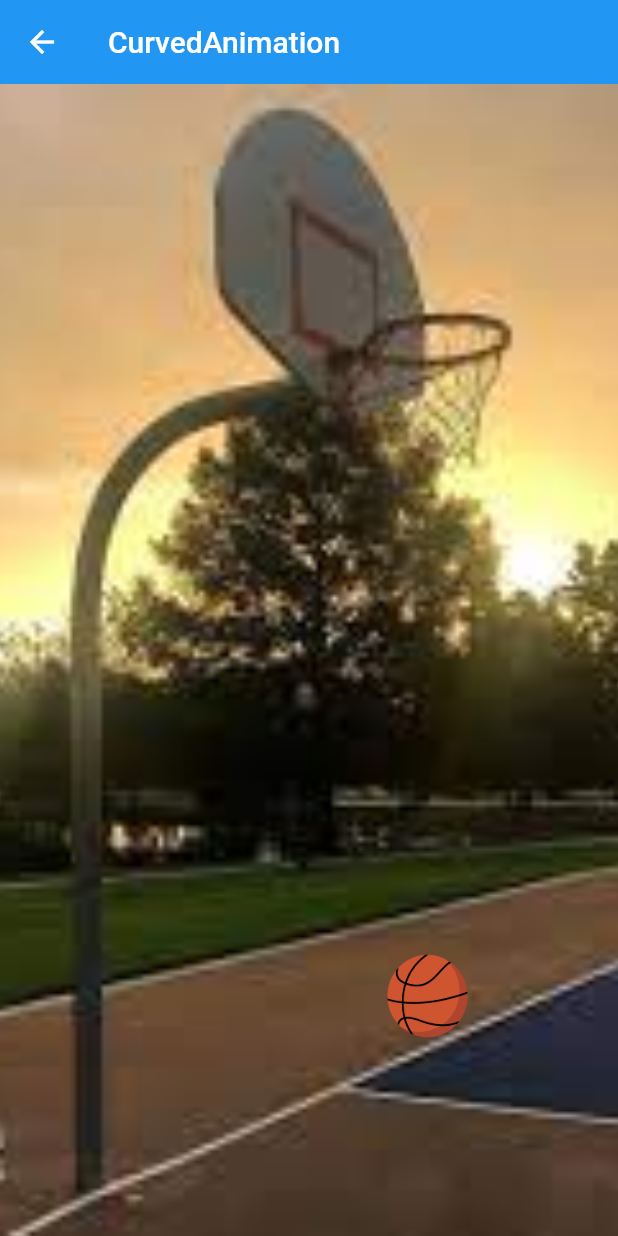
After one commit to codprincess/flutter_base, a Flutter app: the CurvedAnimationPage screen opened by its route, on a phone screen of 412 x 824 dp. The commit adds this screen. Run offline on Flutter 3.47's test engine with Material 2 defaults, Android fonts, the phone set to English and light mode, and no system bars; our stand-ins replace shared_preferences; missing offline and left inert: fancy_bottom_navigation_2; accounts and stored records are empty.

Commit message:
CurvedAnimation

```diff
--- a/lib/AnimationPage.dart
+++ b/lib/AnimationPage.dart
@@ -20,6 +20,7 @@ class _AnimationPageState extends State<AnimationPage> with SingleTickerProvider
       lowerBound: 400,
 
     );
+
     _controller.addListener(() {
       setState(() {
 
--- /dev/null
+++ b/lib/CurvedAnimationPage.dart
@@ -0,0 +1,61 @@
+import 'package:flutter/material.dart';
+
+class CurvedAnimationPage extends StatefulWidget {
+  const CurvedAnimationPage({Key? key}) : super(key: key);
+
+  @override
+  State<CurvedAnimationPage> createState() => _CurvedAnimationPageState();
+}
+
+class _CurvedAnimationPageState extends State<CurvedAnimationPage> with SingleTickerProviderStateMixin {
+  late AnimationController _controller;
+  late Animation<double> _animation;
+  @override
+  void initState() {
+    // TODO: implement initState
+    super.initState();
+    _controller = AnimationController(
+      duration: const Duration(milliseconds: 500),
+      vsync: this
+    );
+    //通过CurvedAnimation来指定动画的曲线
+    final curvedAnimation = CurvedAnimation(
+      parent: _controller,
+      curve: Curves.fastOutSlowIn
+    );
+    //通过Tween来生成不同的区间范围值，Tween不保存任何状态，它只是起始值的变换函数。
+    _animation = Tween<double>(begin:600 ,end: 400).animate(curvedAnimation);
+    _controller.addListener(() {
+      //监听插值变化
+      setState(() {
+        //print(_animation.value);
+      });
+    });
+   _controller.repeat(reverse: true);
+  }
+  @override
+  Widget build(BuildContext context) {
+    return Scaffold(
+      appBar: AppBar(title: const Text('CurvedAnimation'),),
+      body: Stack(
+        children: [
+          Image.asset(
+            'images/qiuc.jpeg',
+            fit: BoxFit.cover,
+            height: double.infinity,
+            width: double.infinity,
+          ),
+          Transform.translate(
+            offset:  Offset(250,_animation.value),//改变y的偏移量
+            child: Image.asset(
+              'images/qiu.png',
+              fit: BoxFit.contain,
+              height: 70,
+              width: 70,
+            ),
+          )
+        ],
+      ),
+    );
+  }
+}
--- a/lib/main.dart
+++ b/lib/main.dart
@@ -44,6 +44,7 @@ import 'package:flutter_base/showBottomSheetPage.dart';
 import 'package:provider/provider.dart';
 import 'package:shared_preferences/shared_preferences.dart';
 import 'AnimationPage.dart';
+import 'CurvedAnimationPage.dart';
 import 'CustomScrollViewPage.dart';
 import 'DatePickerPage.dart';
 import 'DatePickerPage2.dart';
@@ -172,7 +173,8 @@ class _MyAppState extends State<MyApp> {
               'GestureDetector_page':(context)=>GestureDetectorPage(),
               'GestureRecognizer_Page':(context)=>GestureRecognizerPage(),
               'Animation_Page':(context)=>AnimationPage(),
-              'Curve_page':(context)=>CurvePage()
+              'Curve_page':(context)=>CurvePage(),
+              'CurvedAnimation_Page':(context)=>CurvedAnimationPage()
             },
           );
         },
@@ -549,6 +551,13 @@ class _MyHomePageState extends State<MyHomePage> {
                     },
                     child: const Text('Animation'),
                   ),
+                  ElevatedButton(
+                    onPressed: (){
+                      Navigator.pushNamed(context, 'CurvedAnimation_Page');
+                    },
+                    child: const Text('CurvedAnimation'),
+                  ),
+
 
                   ElevatedButton(
                     onPressed: (){
```
Also changed, not shown: 11 other files.
